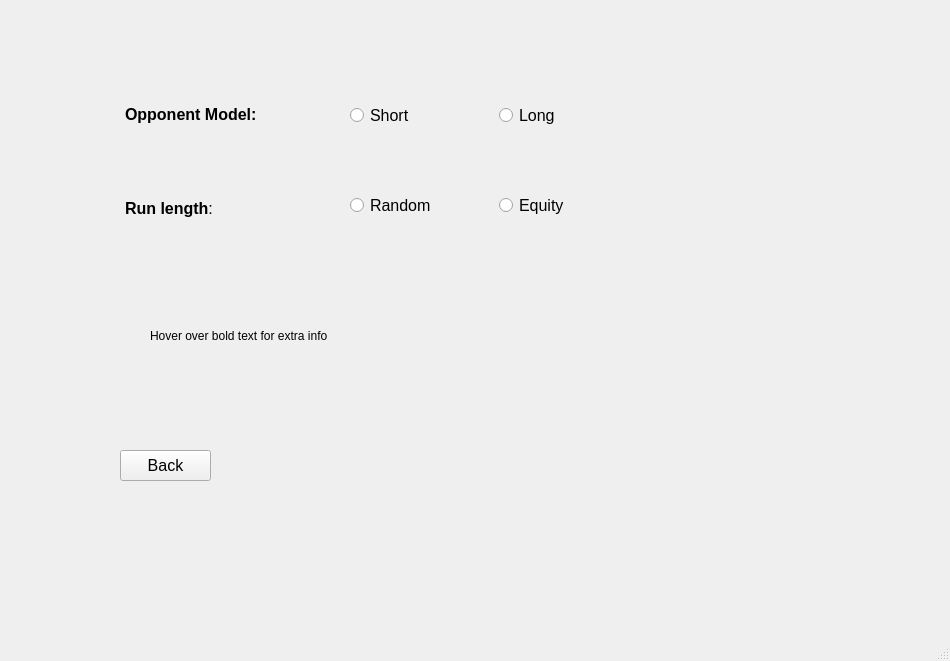
Sir-Ignis/neuron_poker, file GUI/gui/options_menu.ui: the form before one commit.
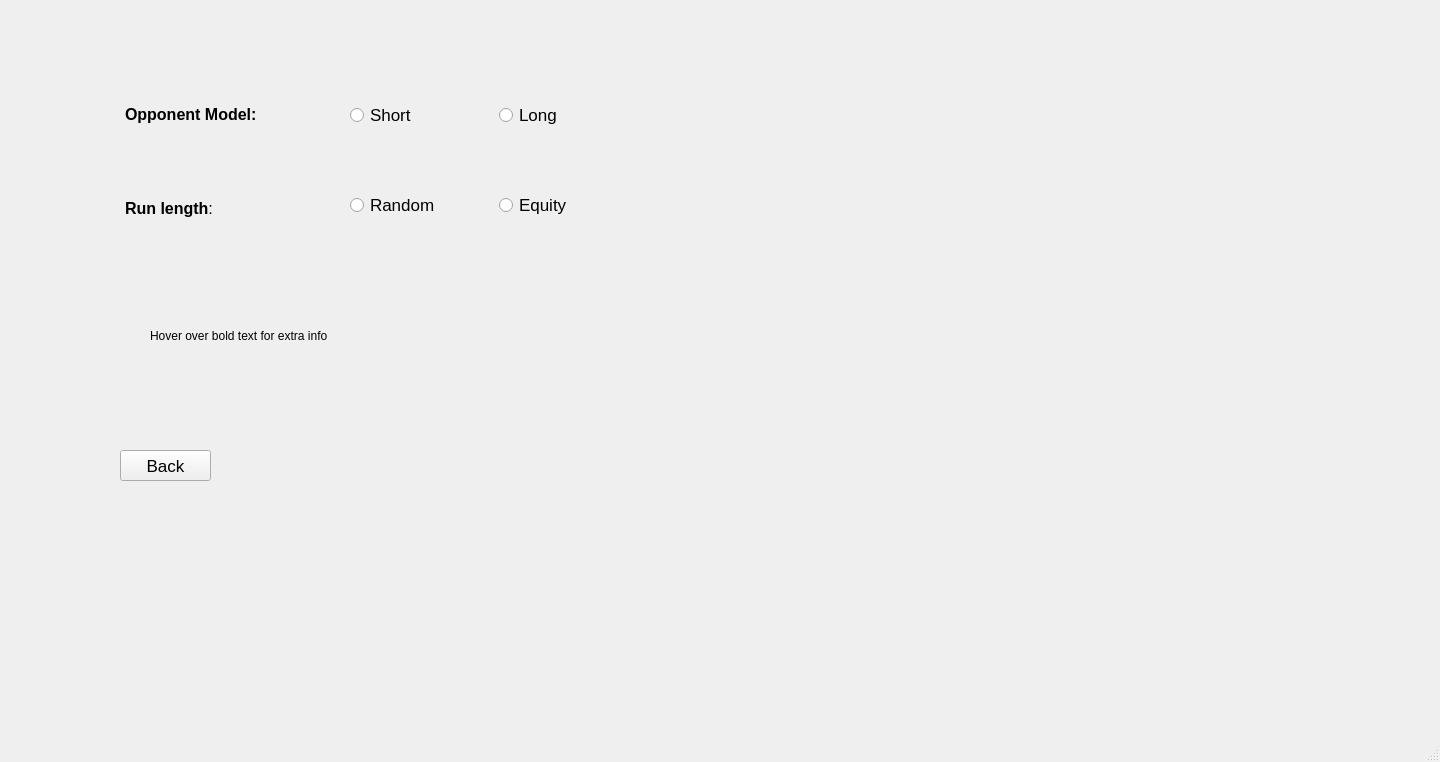
The form after the commit. Icons and pictures are not drawn.

Diff of the .ui file:
```diff
--- a/GUI/gui/options_menu.ui
+++ b/GUI/gui/options_menu.ui
@@ -6,8 +6,8 @@
    <rect>
     <x>0</x>
     <y>0</y>
-    <width>950</width>
-    <height>661</height>
+    <width>1440</width>
+    <height>762</height>
    </rect>
   </property>
   <property name="windowTitle">
@@ -25,9 +25,16 @@
     </property>
     <property name="font">
      <font>
-      <pointsize>12</pointsize>
+      <family>Arial</family>
+      <pointsize>13</pointsize>
+      <weight>50</weight>
+      <italic>false</italic>
+      <bold>false</bold>
      </font>
     </property>
+    <property name="styleSheet">
+     <string notr="true">font: 13pt &quot;Arial&quot;;</string>
+    </property>
     <property name="text">
      <string>Back</string>
     </property>
@@ -78,9 +85,16 @@
       <widget class="QRadioButton" name="randomRBtn">
        <property name="font">
         <font>
-         <pointsize>12</pointsize>
+         <family>Arial</family>
+         <pointsize>13</pointsize>
+         <weight>50</weight>
+         <italic>false</italic>
+         <bold>false</bold>
         </font>
        </property>
+       <property name="styleSheet">
+        <string notr="true">font: 13pt &quot;Arial&quot;;</string>
+       </property>
        <property name="text">
         <string>Random</string>
        </property>
@@ -90,9 +104,16 @@
       <widget class="QRadioButton" name="equityRBtn">
        <property name="font">
         <font>
-         <pointsize>12</pointsize>
+         <family>Arial</family>
+         <pointsize>13</pointsize>
+         <weight>50</weight>
+         <italic>false</italic>
+         <bold>false</bold>
         </font>
        </property>
+       <property name="styleSheet">
+        <string notr="true">font: 13pt &quot;Arial&quot;;</string>
+       </property>
        <property name="text">
         <string>Equity</string>
        </property>
@@ -114,9 +135,16 @@
       <widget class="QRadioButton" name="shortRBtn">
        <property name="font">
         <font>
-         <pointsize>12</pointsize>
+         <family>Arial</family>
+         <pointsize>13</pointsize>
+         <weight>50</weight>
+         <italic>false</italic>
+         <bold>false</bold>
         </font>
        </property>
+       <property name="styleSheet">
+        <string notr="true">font: 13pt &quot;Arial&quot;;</string>
+       </property>
        <property name="text">
         <string>Short</string>
        </property>
@@ -126,9 +154,16 @@
       <widget class="QRadioButton" name="longRBtn">
        <property name="font">
         <font>
-         <pointsize>12</pointsize>
+         <family>Arial</family>
+         <pointsize>13</pointsize>
+         <weight>50</weight>
+         <italic>false</italic>
+         <bold>false</bold>
         </font>
        </property>
+       <property name="styleSheet">
+        <string notr="true">font: 13pt &quot;Arial&quot;;</string>
+       </property>
        <property name="text">
         <string>Long</string>
        </property>
```
Left out of the diff: 52 changed lines with no effect on the pictures.
